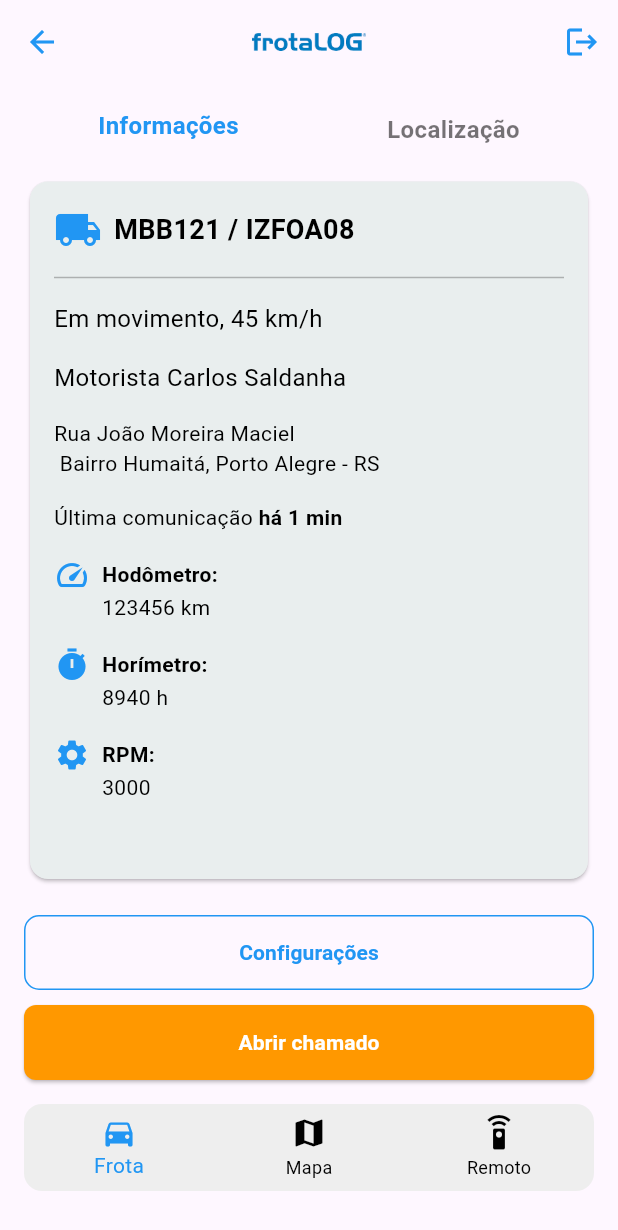
After one commit to kevinwsouza/gio_pvt_project, a Flutter app: the HomeScreenPage screen opened by its route, after a tap on "MBB121 / IZFOA08", on a phone screen of 412 x 824 dp. The commit adds this screen. Shown: the top 1230 px of the screen. Run offline on Flutter 3.47's test engine with Material 3 defaults, Android fonts, the phone set to English and light mode, and no system bars; our stand-ins replace flutter_bloc, flutter_svg, go_router.

Commit message:
details screen initial commit

```diff
--- a/lib/app/features/detail screen/presenter/pages/details_screen_page.dart
+++ b/lib/app/features/detail screen/presenter/pages/details_screen_page.dart
@@ -0,0 +1,154 @@
+import 'package:flutter/material.dart';
+import '../../../../shared/components/custom_app_bar.dart';
+import '../../../../shared/components/frota_details_card.dart';
+import '../../../../shared/mocks/vehicle_model.dart';
+
+class DetailsScreenPage extends StatelessWidget {
+  final Vehicle vehicle;
+
+  const DetailsScreenPage({super.key, required this.vehicle});
+
+  @override
+  Widget build(BuildContext context) {
+    return Scaffold(
+      appBar: const CustomAppBar(
+        showBackButton: true, // Mostra o botão de voltar
+        showLogoutButton: true, // Mostra o botão de logout
+      ),
+      body: Padding(
+        padding: const EdgeInsets.all(16.0),
+        child: Column(
+          crossAxisAlignment: CrossAxisAlignment.start,
+          children: [
+            // Aba de informações e localização
+            Row(
+              mainAxisAlignment: MainAxisAlignment.spaceAround,
+              children: [
+                Column(
+                  children: const [
+                    Text(
+                      'Informações',
+                      style: TextStyle(
+                        fontSize: 16.0,
+                        fontWeight: FontWeight.bold,
+                        color: Colors.blue,
+                      ),
+                    ),
+                    SizedBox(height: 4.0),
+                    Divider(
+                      color: Colors.blue,
+                      thickness: 2.0,
+                      height: 2.0,
+                    ),
+                  ],
+                ),
+                Column(
+                  children: const [
+                    Text(
+                      'Localização',
+                      style: TextStyle(
+                        fontSize: 16.0,
+                        fontWeight: FontWeight.bold,
+                        color: Colors.black54,
+                      ),
+                    ),
+                  ],
+                ),
+              ],
+            ),
+            const SizedBox(height: 16.0),
+            // Substituir o card pelo componente FrotaCardDetails
+            Expanded(
+              child: FrotaCardDetails(
+                title: vehicle.title,
+                status: vehicle.status,
+                driver: 'Motorista Carlos Saldanha',
+                address: vehicle.address,
+                lastCommunication: vehicle.lastCommunication,
+                odometer: '${vehicle.odometer} km',
+                horimeter: '${vehicle.horimeter} h',
+                rpm: '${vehicle.rpm}',
+              ),
+            ),
+            const SizedBox(height: 20.0),
+            // Botões
+            Column(
+              children: [
+                OutlinedButton(
+                  onPressed: () {
+                    // Ação para configurações
+                  },
+                  style: OutlinedButton.styleFrom(
+                    minimumSize: const Size(double.infinity, 50),
+                    side: const BorderSide(color: Colors.blue), // Linha de borda azul
+                    shape: RoundedRectangleBorder(
+                      borderRadius: BorderRadius.circular(10.0),
+                    ),
+                  ),
+                  child: const Text(
+                    'Configurações',
+                    style: TextStyle(
+                      color: Colors.blue, // Texto azul
+                      fontWeight: FontWeight.bold, // Texto em negrito
+                    ),
+                  ),
+                ),
+                const SizedBox(height: 10.0),
+                ElevatedButton(
+                  onPressed: () {
+                    // Ação para abrir chamado
+                  },
+                  style: ElevatedButton.styleFrom(
+                    backgroundColor: Colors.orange,
+                    minimumSize: const Size(double.infinity, 50),
+                    shape: RoundedRectangleBorder(
+                      borderRadius: BorderRadius.circular(8.0),
+                    ),
+                  ),
+                  child: const Text(
+                    'Abrir chamado',
+                    style: TextStyle(
+                      color: Colors.white, // Texto branco
+                      fontWeight: FontWeight.bold, // Texto em negrito
+                    ),
+                  ),
+                ),
+              ],
+            ),
+          ],
+        ),
+      ),
+      bottomNavigationBar: Padding(
+        padding: const EdgeInsets.only(
+          bottom: 30.0,
+          left: 16.0,
+          right: 16.0,
+        ), // Espaçamento para "flutuar"
+        child: ClipRRect(
+          borderRadius: BorderRadius.circular(12.0), // Bordas arredondadas
+          child: BottomNavigationBar(
+            type: BottomNavigationBarType.fixed, // Centraliza os ícones e textos
+            selectedItemColor: Colors.blue, // Cor do texto e ícone selecionados
+            unselectedItemColor: Colors.black, // Cor do texto e ícone não selecionados
+            backgroundColor: const Color(0xFFEEEEEE), // Mesma cor do campo de busca
+            elevation: 0, // Remove a sombra padrão
+            items: const [
+              BottomNavigationBarItem(
+                icon: Icon(Icons.directions_car),
+                label: 'Frota',
+              ),
+              BottomNavigationBarItem(
+                icon: Icon(Icons.map),
+                label: 'Mapa',
+              ),
+              BottomNavigationBarItem(
+                icon: Icon(Icons.settings_remote),
+                label: 'Remoto',
+              ),
+            ],
+          ),
+        ),
+      ),
+    );
+  }
+}
--- a/lib/app/features/home screen/presenter/pages/home_screen_page.dart
+++ b/lib/app/features/home screen/presenter/pages/home_screen_page.dart
@@ -4,6 +4,7 @@ import 'package:frotalog_gestor_v2/app/shared/mocks/vehicle_model.dart';
 import '../../../../shared/components/custom_app_bar.dart';
 import '../../../../shared/components/frota_card.dart';
 import '../../../../shared/mocks/vehicle_service.dart';
+import '../../../detail screen/presenter/pages/details_screen_page.dart';
 
 class HomeScreenPage extends StatefulWidget {
   const HomeScreenPage({super.key});
@@ -14,7 +15,8 @@ class HomeScreenPage extends StatefulWidget {
 
 class _HomeScreenPageState extends State<HomeScreenPage> {
   final TextEditingController _searchController = TextEditingController();
-  final VehicleService _vehicleService = VehicleService(); // Instância do serviço
+  final VehicleService _vehicleService =
+      VehicleService(); // Instância do serviço
   List<Vehicle> _filteredItems = []; // Lista filtrada
   List<Vehicle> _allItems = []; // Lista completa
   int _currentIndex = 0; // Índice da aba selecionada
@@ -36,10 +38,12 @@ class _HomeScreenPageState extends State<HomeScreenPage> {
   void _filterItems(String query) {
     setState(() {
       if (query.isEmpty) {
-        _filteredItems = _allItems; // Mostra todos os itens se a busca estiver vazia
+        _filteredItems =
+            _allItems; // Mostra todos os itens se a busca estiver vazia
       } else {
         _filteredItems = _allItems
-            .where((item) => item.title.toLowerCase().contains(query.toLowerCase()))
+            .where((item) =>
+                item.title.toLowerCase().contains(query.toLowerCase()))
             .toList(); // Filtra os itens que contêm o texto digitado
       }
     });
@@ -77,14 +81,18 @@ class _HomeScreenPageState extends State<HomeScreenPage> {
               onChanged: _filterItems, // Chama o filtro ao digitar
               decoration: InputDecoration(
                 hintText: 'Pesquisar veículo por placa',
-                suffixIcon: const Icon(Icons.search, color: Colors.blue), // Ícone azul no final
+                suffixIcon: const Icon(Icons.search,
+                    color: Colors.blue), // Ícone azul no final
                 filled: true, // Preenche o fundo do campo
-                fillColor: const Color(0xFFEEEEEE), // Cinza um pouco mais escuro para o fundo
+                fillColor: const Color(
+                    0xFFEEEEEE), // Cinza um pouco mais escuro para o fundo
                 border: OutlineInputBorder(
                   borderRadius: BorderRadius.circular(12.0),
                   borderSide: BorderSide.none, // Remove a borda
                 ),
-                contentPadding: const EdgeInsets.symmetric(vertical: 12.0, horizontal: 16.0), // Ajusta o espaçamento interno
+                contentPadding: const EdgeInsets.symmetric(
+                    vertical: 12.0,
+                    horizontal: 16.0), // Ajusta o espaçamento interno
               ),
             ),
             const SizedBox(height: 16),
@@ -101,12 +109,23 @@ class _HomeScreenPageState extends State<HomeScreenPage> {
                       itemCount: _filteredItems.length,
                       itemBuilder: (context, index) {
                         final vehicle = _filteredItems[index];
-                        return FrotaCard(
-                          title: vehicle.title,
-                          status: vehicle.status,
-                          address: vehicle.address,
-                          lastCommunication: vehicle.lastCommunication,
-                          icon: Icons.local_shipping,
+                        return GestureDetector(
+                          onTap: () {
+                            Navigator.push(
+                              context,
+                              MaterialPageRoute(
+                                builder: (context) =>
+                                    DetailsScreenPage(vehicle: vehicle),
+                              ),
+                            );
+                          },
+                          child: FrotaCard(
+                            title: vehicle.title,
+                            status: vehicle.status,
+                            address: vehicle.address,
+                            lastCommunication: vehicle.lastCommunication,
+                            icon: Icons.local_shipping,
+                          ),
                         );
                       },
                     ),
@@ -115,19 +134,29 @@ class _HomeScreenPageState extends State<HomeScreenPage> {
         ),
       ),
       bottomNavigationBar: Padding(
-        padding: const EdgeInsets.only(bottom: 30.0, left: 16.0, right: 16.0), // Espaçamento para "flutuar"
+        padding: const EdgeInsets.only(
+            bottom: 30.0,
+            left: 16.0,
+            right: 16.0), // Espaçamento para "flutuar"
         child: ClipRRect(
           borderRadius: BorderRadius.circular(12.0), // Bordas arredondadas
           child: Container(
             color: const Color(0xFFEEEEEE), // Mesma cor do campo de busca
-            padding: const EdgeInsets.only(top: 20.0, bottom: 0.0), // Ajusta o espaço interno acima e abaixo dos ícones
+            padding: const EdgeInsets.only(
+                top: 20.0,
+                bottom:
+                    0.0), // Ajusta o espaço interno acima e abaixo dos ícones
             child: BottomNavigationBar(
-              type: BottomNavigationBarType.fixed, // Centraliza os ícones e textos
+              type: BottomNavigationBarType
+                  .fixed, // Centraliza os ícones e textos
               currentIndex: _currentIndex, // Define o índice selecionado
               onTap: _onTabTapped, // Chama a função ao tocar em uma aba
-              selectedItemColor: Colors.blue, // Cor do texto e ícone selecionados
-              unselectedItemColor: Colors.black, // Cor do texto e ícone não selecionados
-              backgroundColor: Colors.transparent, // Fundo transparente para o Container controlar a cor
+              selectedItemColor:
+                  Colors.blue, // Cor do texto e ícone selecionados
+              unselectedItemColor:
+                  Colors.black, // Cor do texto e ícone não selecionados
+              backgroundColor: Colors
+                  .transparent, // Fundo transparente para o Container controlar a cor
               elevation: 0, // Remove a sombra padrão
               items: const [
                 BottomNavigationBarItem(
--- /dev/null
+++ b/lib/app/shared/components/frota_details_card.dart
@@ -0,0 +1,158 @@
+import 'package:flutter/material.dart';
+
+class FrotaCardDetails extends StatelessWidget {
+  final String title;
+  final String status;
+  final String driver;
+  final String address;
+  final String lastCommunication;
+  final String odometer;
+  final String horimeter;
+  final String rpm;
+
+  const FrotaCardDetails({
+    super.key,
+    required this.title,
+    required this.status,
+    required this.driver,
+    required this.address,
+    required this.lastCommunication,
+    required this.odometer,
+    required this.horimeter,
+    required this.rpm,
+  });
+
+  @override
+  Widget build(BuildContext context) {
+    // Dividir o endereço em duas linhas
+    final addressParts = address.split(','); // Divide o endereço pelo separador ","
+
+    return Card(
+      shape: RoundedRectangleBorder(
+        borderRadius: BorderRadius.circular(12.0),
+      ),
+      color: const Color(0xFFE9EEEE),
+      child: Padding(
+        padding: const EdgeInsets.all(16.0),
+        child: Column(
+          crossAxisAlignment: CrossAxisAlignment.start,
+          children: [
+            Row(
+              children: [
+                const Icon(Icons.local_shipping, size: 32.0, color: Colors.blue),
+                const SizedBox(width: 8.0),
+                Text(
+                  title,
+                  style: const TextStyle(fontSize: 18.0, fontWeight: FontWeight.bold, color: Colors.black),
+                ),
+              ],
+            ),
+            const SizedBox(height: 8.0),
+            const Divider(
+              color: Colors.black26,
+              thickness: 1.0,
+            ),
+            const SizedBox(height: 8.0),
+            Text(
+              status,
+              style: const TextStyle(fontSize: 16.0, color: Colors.black),
+            ),
+            const SizedBox(height: 16.0),
+            Text(
+              driver,
+              style: const TextStyle(fontSize: 16.0, color: Colors.black),
+            ),
+            const SizedBox(height: 16.0),
+            // Exibir o endereço dividido em duas linhas
+            Column(
+              crossAxisAlignment: CrossAxisAlignment.start,
+              children: [
+                Text(
+                  addressParts[0], // Primeira parte do endereço
+                  style: const TextStyle(fontSize: 14.0, color: Colors.black),
+                ),
+                if (addressParts.length > 1)
+                  Text(
+                    addressParts.sublist(1).join(','), // Resto do endereço
+                    style: const TextStyle(fontSize: 14.0, color: Colors.black),
+                  ),
+              ],
+            ),
+            const SizedBox(height: 16.0),
+            Row(
+              children: [
+                Text(
+                  'Última comunicação ',
+                  style: const TextStyle(fontSize: 14.0, fontWeight: FontWeight.normal, color: Colors.black),
+                ),
+                Text(
+                  lastCommunication,
+                  style: const TextStyle(fontSize: 14.0, fontWeight: FontWeight.bold, color: Colors.black),
+                ),
+              ],
+            ),
+            const SizedBox(height: 16.0),
+            Column(
+              crossAxisAlignment: CrossAxisAlignment.start,
+              children: [
+                Row(
+                  children: [
+                    Icon(Icons.speed, size: 24.0, color: Colors.blue),
+                    const SizedBox(width: 8.0),
+                    const Text(
+                      'Hodômetro:',
+                      style: TextStyle(fontSize: 14.0, fontWeight: FontWeight.bold, color: Colors.black),
+                    ),
+                  ],
+                ),
+                Padding(
+                  padding: const EdgeInsets.only(left: 32.0),
+                  child: Text(
+                    odometer,
+                    style: const TextStyle(fontSize: 14.0, color: Colors.black),
+                  ),
+                ),
+                const SizedBox(height: 16.0),
+                Row(
+                  children: [
+                    Icon(Icons.timer, size: 24.0, color: Colors.blue),
+                    const SizedBox(width: 8.0),
+                    const Text(
+                      'Horímetro:',
+                      style: TextStyle(fontSize: 14.0, fontWeight: FontWeight.bold, color: Colors.black),
+                    ),
+                  ],
+                ),
+                Padding(
+                  padding: const EdgeInsets.only(left: 32.0),
+                  child: Text(
+                    horimeter,
+                    style: const TextStyle(fontSize: 14.0, color: Colors.black),
+                  ),
+                ),
+                const SizedBox(height: 16.0),
+                Row(
+                  children: [
+                    Icon(Icons.settings, size: 24.0, color: Colors.blue),
+                    const SizedBox(width: 8.0),
+                    const Text(
+                      'RPM:',
+                      style: TextStyle(fontSize: 14.0, fontWeight: FontWeight.bold, color: Colors.black),
+                    ),
+                  ],
+                ),
+                Padding(
+                  padding: const EdgeInsets.only(left: 32.0),
+                  child: Text(
+                    rpm,
+                    style: const TextStyle(fontSize: 14.0, color: Colors.black),
+                  ),
+                ),
+              ],
+            ),
+          ],
+        ),
+      ),
+    );
+  }
+}
--- a/lib/app/shared/mocks/vehicle_model.dart
+++ b/lib/app/shared/mocks/vehicle_model.dart
@@ -4,7 +4,8 @@ class Vehicle {
   final String address;
   final String lastCommunication;
   final int odometer; // Hodômetro
-  final double averageSpeed; // Velocidade média
+  final int horimeter; // Horímetro
+  final int rpm; // RPM
 
   Vehicle({
     required this.title,
@@ -12,6 +13,7 @@ class Vehicle {
     required this.address,
     required this.lastCommunication,
     required this.odometer,
-    required this.averageSpeed,
+    required this.horimeter,
+    required this.rpm,
   });
 }
--- a/lib/app/shared/mocks/vehicle_service.dart
+++ b/lib/app/shared/mocks/vehicle_service.dart
@@ -1,5 +1,4 @@
 import 'package:frotalog_gestor_v2/app/shared/mocks/vehicle_model.dart';
-
 
 class VehicleService {
   // Simula a chamada da API para obter os veículos
@@ -15,7 +14,8 @@ class VehicleService {
         address: 'Rua João Moreira Maciel, Bairro Humaitá, Porto Alegre - RS',
         lastCommunication: 'há 1 min',
         odometer: 123456, // Hodômetro em km
-        averageSpeed: 60.5, // Velocidade média em km/h
+        horimeter: 8940, // Horímetro em horas
+        rpm: 3000, // RPM
       ),
       Vehicle(
         title: 'ABC123 / XYZ987',
@@ -23,7 +23,8 @@ class VehicleService {
         address: 'Rua das Flores, Bairro Centro, São Paulo - SP',
         lastCommunication: 'há 5 min',
         odometer: 98765,
-        averageSpeed: 0.0,
+        horimeter: 4500,
+        rpm: 0,
       ),
       Vehicle(
         title: 'DEF456 / LMN654',
@@ -31,7 +32,8 @@ class VehicleService {
         address: 'Av. Brasil, Bairro Industrial, Curitiba - PR',
         lastCommunication: 'há 10 min',
         odometer: 45678,
-        averageSpeed: 0.0,
+        horimeter: 3200,
+        rpm: 0,
       ),
       Vehicle(
         title: 'GHI789 / OPQ321',
@@ -39,7 +41,8 @@ class VehicleService {
         address: 'Rua XV de Novembro, Bairro Centro, Florianópolis - SC',
         lastCommunication: 'há 2 min',
         odometer: 234567,
-        averageSpeed: 75.0,
+        horimeter: 12000,
+        rpm: 2500,
       ),
       Vehicle(
         title: 'JKL012 / RST890',
@@ -47,7 +50,8 @@ class VehicleService {
         address: 'Rua das Palmeiras, Bairro Jardim, Belo Horizonte - MG',
         lastCommunication: 'há 20 min',
         odometer: 34567,
-        averageSpeed: 0.0,
+        horimeter: 1500,
+        rpm: 0,
       ),
       Vehicle(
         title: 'MNO345 / UVW678',
@@ -55,7 +59,8 @@ class VehicleService {
         address: 'Av. Paulista, Bairro Bela Vista, São Paulo - SP',
         lastCommunication: 'há 3 min',
         odometer: 56789,
-        averageSpeed: 48.5,
+        horimeter: 6000,
+        rpm: 2000,
       ),
     ];
   }
```
